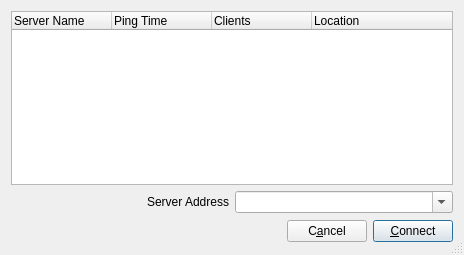
The window that src/connectdlgbase.ui (jamulussoftware/jamulus) describes before a commit, drawn with Qt 5.
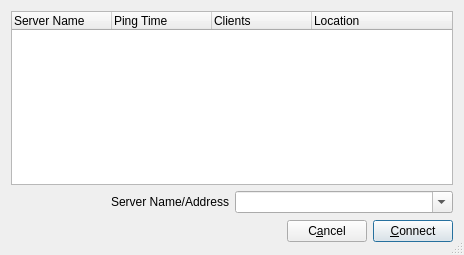
The same window after the commit. Icons and pictures are not drawn.

Commit message: fix for server GUI, connect dlg fix

The edit to the form file:
```diff
--- a/src/connectdlgbase.ui
+++ b/src/connectdlgbase.ui
@@ -54,7 +54,7 @@
      <item>
       <widget class="QLabel" name="TextLabelServerAddr" >
        <property name="text" >
-        <string>Server Address</string>
+        <string>Server Name/Address</string>
        </property>
        <property name="alignment" >
         <set>Qt::AlignRight|Qt::AlignTrailing|Qt::AlignVCenter</set>
```
The commit also changes 5 other files.
